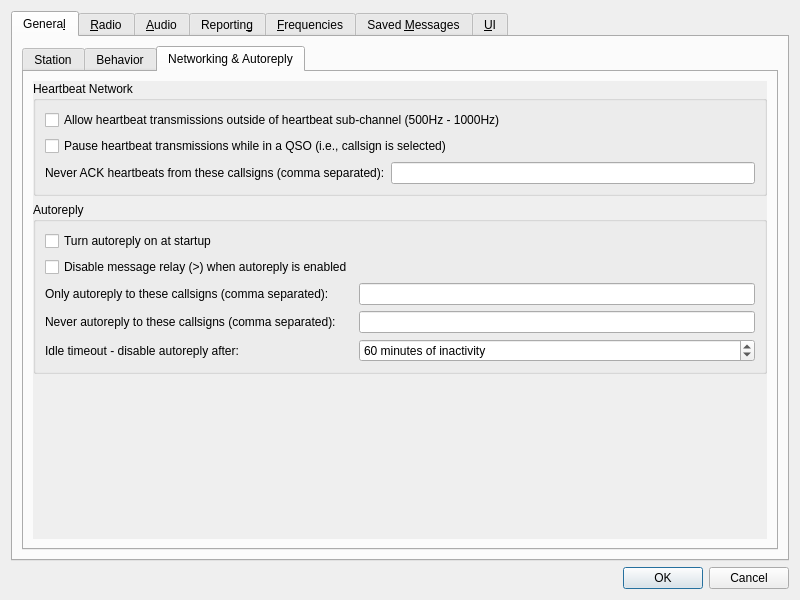
First picture: the form in Configuration.ui, repository qcmiao1998/js8call, before the edit.
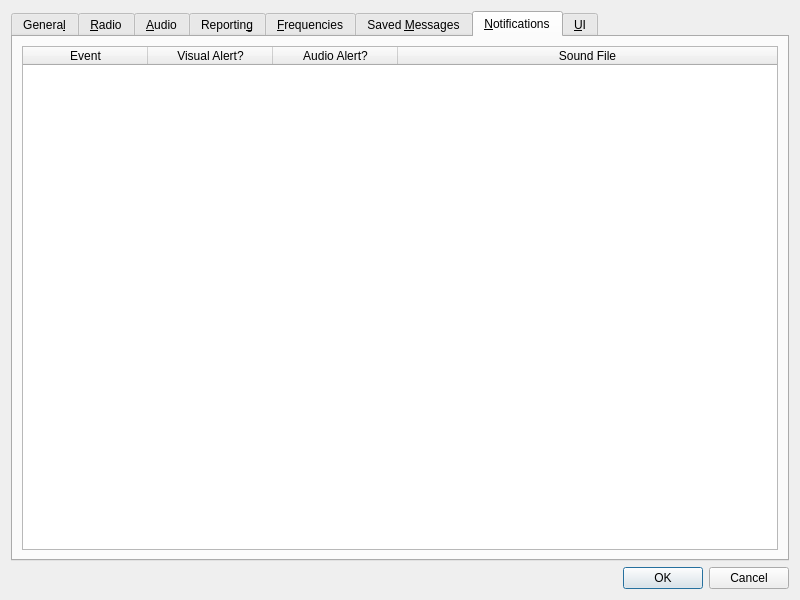
Second picture: the form after the edit. The open tabs and pages were chosen to show the change.

Commit message: Initial commit of notifications spike

```diff
--- a/Configuration.ui
+++ b/Configuration.ui
@@ -23,7 +23,7 @@
       <string>Select tab to change configuration parameters.</string>
      </property>
      <property name="currentIndex">
-      <number>0</number>
+      <number>6</number>
      </property>
      <widget class="QWidget" name="general_tab">
       <attribute name="title">
@@ -793,8 +793,8 @@
                <rect>
                 <x>0</x>
                 <y>0</y>
-                <width>738</width>
-                <height>453</height>
+                <width>616</width>
+                <height>331</height>
                </rect>
               </property>
               <layout class="QVBoxLayout" name="verticalLayout_16">
@@ -3045,6 +3045,95 @@
        </item>
       </layout>
      </widget>
+     <widget class="QWidget" name="notifications_tab">
+      <attribute name="title">
+       <string>&amp;Notifications</string>
+      </attribute>
+      <layout class="QVBoxLayout" name="verticalLayout_32">
+       <item>
+        <widget class="QScrollArea" name="scrollArea_12">
+         <property name="frameShape">
+          <enum>QFrame::NoFrame</enum>
+         </property>
+         <property name="frameShadow">
+          <enum>QFrame::Plain</enum>
+         </property>
+         <property name="widgetResizable">
+          <bool>true</bool>
+         </property>
+         <widget class="QWidget" name="scrollAreaWidgetContents_11">
+          <property name="geometry">
+           <rect>
+            <x>0</x>
+            <y>0</y>
+            <width>760</width>
+            <height>502</height>
+           </rect>
+          </property>
+          <layout class="QVBoxLayout" name="verticalLayout_35">
+           <property name="leftMargin">
+            <number>0</number>
+           </property>
+           <property name="topMargin">
+            <number>0</number>
+           </property>
+           <property name="rightMargin">
+            <number>0</number>
+           </property>
+           <property name="bottomMargin">
+            <number>0</number>
+           </property>
+           <item>
+            <widget class="QTableWidget" name="notifications_table_widget">
+             <property name="editTriggers">
+              <set>QAbstractItemView::NoEditTriggers</set>
+             </property>
+             <property name="alternatingRowColors">
+              <bool>true</bool>
+             </property>
+             <property name="selectionMode">
+              <enum>QAbstractItemView::NoSelection</enum>
+             </property>
+             <property name="showGrid">
+              <bool>true</bool>
+             </property>
+             <attribute name="horizontalHeaderDefaultSectionSize">
+              <number>125</number>
+             </attribute>
+             <attribute name="horizontalHeaderStretchLastSection">
+              <bool>true</bool>
+             </attribute>
+             <attribute name="verticalHeaderVisible">
+              <bool>false</bool>
+             </attribute>
+             <column>
+              <property name="text">
+               <string>Event</string>
+              </property>
+             </column>
+             <column>
+              <property name="text">
+               <string>Visual Alert?</string>
+              </property>
+             </column>
+             <column>
+              <property name="text">
+               <string>Audio Alert?</string>
+              </property>
+             </column>
+             <column>
+              <property name="text">
+               <string>Sound File</string>
+              </property>
+             </column>
+            </widget>
+           </item>
+          </layout>
+         </widget>
+        </widget>
+       </item>
+      </layout>
+     </widget>
      <widget class="QWidget" name="colors_tab">
       <attribute name="title">
        <string>&amp;UI</string>
```
Left out of the diff: 93 changed lines with no effect on the pictures. The commit also changes 8 other files.
